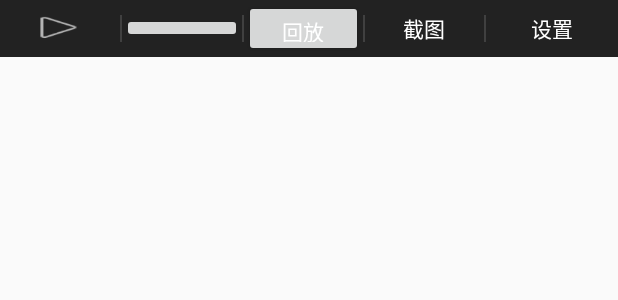
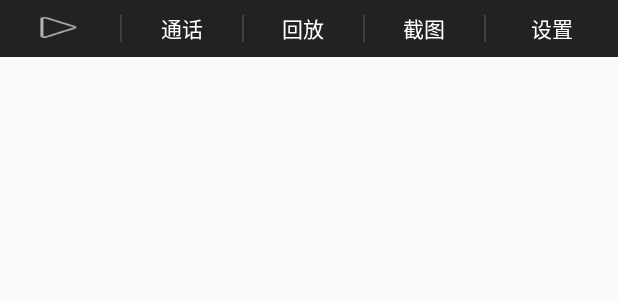
Before and after one commit to LanSenJia/gzgj_ioTvideoplatform, an Android app: the layout ez_play_control.xml on its own in the app's theme, with its tools: preview values and no code run, on a phone screen of 412 x 824 dp. Shown: the top 300 px of the screen. Run offline under Robolectric (Android 15) with nearby library versions, the phone set to English and light mode, and no system bars; plain views replace CheckTextButton.

```diff
--- a/app/build.gradle
+++ b/app/build.gradle
@@ -40,4 +40,6 @@ dependencies {
 
     implementation 'com.jaeger.statusbarutil:library:1.5.1'
 
+    implementation 'com.hjq:toast:8.6'
+
 }
--- a/app/src/main/AndroidManifest.xml
+++ b/app/src/main/AndroidManifest.xml
@@ -21,9 +21,9 @@
     <application
         android:allowBackup="true"
         android:name=".Application.APP"
-        android:icon="@mipmap/ic_launcher"
+        android:icon="@drawable/app_logo"
         android:label="@string/app_name"
-        android:roundIcon="@mipmap/ic_launcher_round"
+        android:roundIcon="@drawable/app_logo"
         android:supportsRtl="true"
         android:theme="@style/AppTheme">
         <activity
@@ -35,6 +35,7 @@
                 <category android:name="android.intent.category.LAUNCHER" />
             </intent-filter>
         </activity>
+        <activity android:name=".ui.activity.VideoSettingActivity" />
     </application>
 
 </manifest>
--- a/app/src/main/java/com/example/gzgj_iotvideoplatform/Application/APP.java
+++ b/app/src/main/java/com/example/gzgj_iotvideoplatform/Application/APP.java
@@ -2,6 +2,7 @@ package com.example.gzgj_iotvideoplatform.Application;
 
 import android.app.Application;
 
+import com.hjq.toast.ToastUtils;
 import com.videogo.openapi.EZOpenSDK;
 
 /**
@@ -35,6 +36,8 @@ public class APP extends Application {
         //获取AccessToken
         EZOpenSDK.getInstance().setAccessToken(ACCESSTOKEN);
 
+        ToastUtils.init(this);
+
 
     }
 
--- a/app/src/main/res/layout/ez_play_control.xml
+++ b/app/src/main/res/layout/ez_play_control.xml
@@ -23,11 +23,14 @@
         android:layout_height="18dp"
         android:background="#404040" />
 
-    <ImageButton
-        android:id="@+id/realplay_sound_btn"
+    <Button
+        android:id="@+id/calling_btn"
         android:layout_width="fill_parent"
         android:layout_height="wrap_content"
-        android:layout_weight="1" />
+        android:layout_weight="1"
+        android:text="通话"
+        android:background="#00000000"
+        android:textColor="@color/white" />
 
     <View
         android:id="@+id/quality_line"
@@ -36,11 +39,12 @@
         android:background="#404040" />
 
     <Button
-        android:id="@+id/realplay_quality_btn"
+        android:id="@+id/returnvisit_btn"
         android:layout_width="fill_parent"
         android:layout_height="wrap_content"
         android:layout_weight="1"
         android:text="回放"
+        android:background="#00000000"
         android:textColor="@color/white" />
 
     <View
@@ -50,13 +54,15 @@
         android:background="#404040" />
     <!-- 截图 -->
 
-    <TextView
-        android:id="@+id/realplay_flow_tv"
+    <Button
+        android:id="@+id/screenshot_btn"
         android:layout_width="fill_parent"
-        android:layout_height="wrap_content"
+        android:layout_height="match_parent"
         android:layout_weight="1"
         android:gravity="center"
         android:text="截图"
+
+        android:background="#00000000"
         android:textColor="#ffffff" />
 
     <View
@@ -66,6 +72,7 @@
         android:background="#404040" />
 
     <Button
+        android:id="@+id/play_setting_btn"
         android:layout_width="wrap_content"
         android:layout_height="wrap_content"
         android:background="#00000000"
--- a/app/src/main/res/values/strings.xml
+++ b/app/src/main/res/values/strings.xml
@@ -1,5 +1,5 @@
 <resources>
-    <string name="app_name">gzgj_ioTvideoplatform</string>
+    <string name="app_name">物联网视频监控平台</string>
     <string name="title_home">主页</string>
     <string name="title_dashboard">监控视频</string>
     <string name="title_notifications">机械臂</string>
@@ -8,4 +8,8 @@
     <string name="text_soli_hum">土壤湿度</string>
     <string name="text_fishtank_tem">鱼缸温度</string>
     <string name="text_fishtank_PH">鱼缸PH值</string>
+    <string name="tip_of_bad_net">can not connect to server, please check your phone network!</string>
+    <string name="login_expire">invalid AppKey or AccessToken, please login again!</string>
+
+
 </resources>
```
Also changed, not shown: app/src/main/java/com/example/gzgj_iotvideoplatform/MainActivity.java (+29 -22 lines), app/src/main/java/com/example/gzgj_iotvideoplatform/ui/activity/VideoSettingActivity.java (added, +22 -0 lines), app/src/main/java/com/example/gzgj_iotvideoplatform/ui/homeFragment/HomeFragment.java (+54 -1 lines), app/src/main/res/layout/fragment_home.xml (+9 -8 lines), app/src/main/res/layout/layout_videosetting.xml (added, +14 -0 lines), app/src/main/res/drawable/app_logo.png (added).
